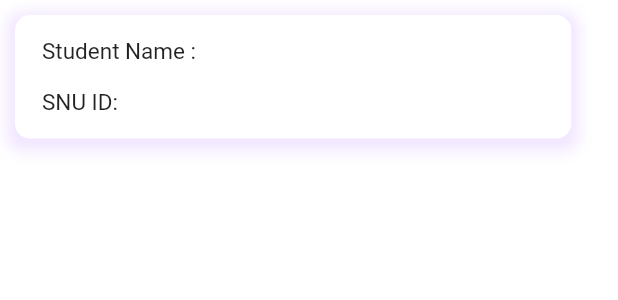
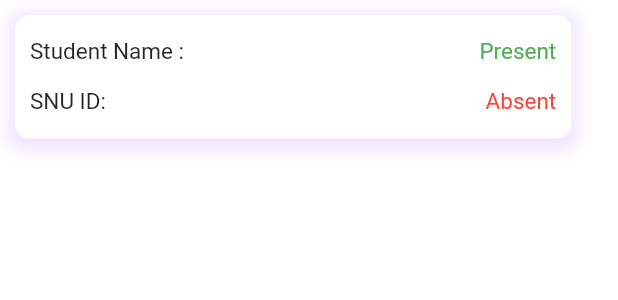
Before and after one commit to Sarthak-Singhania/ISC, a Flutter app: the AdminSlotCard widget shown alone on an empty page, opened directly with empty values, on a phone screen of 412 x 824 dp. Shown: the top 300 px of the screen. Run offline on Flutter 3.47's test engine with Material 2 defaults, Android fonts, the phone set to English and light mode, and no system bars; our stand-ins replace cloud_firestore, firebase_auth, firebase_core, flutter_custom_clippers, flutter_switch, fluttertoast and 1 more; accounts and stored records are empty; network calls fail.

Commit message:
Updated AdminSlotScreen

```diff
--- a/app/lib/screens/admin_slot_screen.dart
+++ b/app/lib/screens/admin_slot_screen.dart
@@ -1,8 +1,8 @@
 import 'dart:convert';
-
 
 import 'package:flutter/material.dart';
 import 'package:flutter_switch/flutter_switch.dart';
+import 'package:fluttertoast/fluttertoast.dart';
 import 'package:http/http.dart' as http;
 
 import 'package:isc/screens/user-info.dart';
@@ -132,11 +132,13 @@ class _AdminSlotScreenState extends State<AdminSlotScreen> {
   }
 
   Future<void> getData() async {
-
     var response = await http.get(
         Uri.parse(kIpAddress +
             '/admin-bookings/${StudentInfo.gameChoosen}/${StudentInfo.dateChoosen}/${StudentInfo.slotChoosen}'),
-        headers: {"x-access-token": StudentInfo.jwtToken, "admin-header": "YES"});
+        headers: {
+          "x-access-token": StudentInfo.jwtToken,
+          "admin-header": "YES"
+        });
     var jsonData = await jsonDecode(response.body);
     print(jsonData);
     pendingList = jsonData["message"];
@@ -247,6 +249,8 @@ class _AdminSlotScreenState extends State<AdminSlotScreen> {
                                   itemBuilder: (context, index) {
                                     return AdminSlotCard(
                                       size: size,
+                                      bookingId: pendingList[index]
+                                          ['Booking_ID'],
                                       studentName: pendingList[index]
                                           ['Student_Name'],
                                       snuId: pendingList[index]['SNU_ID'],
@@ -264,6 +268,7 @@ class AdminSlotCard extends StatelessWidget {
   const AdminSlotCard(
       {Key? key,
       required this.size,
+      required this.bookingId,
       required this.studentName,
       required this.snuId})
       : super(key: key);
@@ -271,31 +276,83 @@ class AdminSlotCard extends StatelessWidget {
   final Size size;
   final studentName;
   final snuId;
+  final bookingId;
+
+  Future<void> attendance(String attendance) async {
+    var body = jsonEncode({
+      "name":studentName,
+      "snu_id": snuId,
+      "booking_id": bookingId,
+    });
+
+    try {
+      final response = await http.post(
+        Uri.parse(kIpAddress + '/$attendance'),
+        headers: {
+          'Content-Type': 'application/json',
+          'Accept': '*/*',
+          'Accept-Encoding': 'gzip, deflate, br',
+          'Access-Control-Allow-Origin': ' *',
+          "x-access-token": StudentInfo.jwtToken,
+          "admin-header": "YES"
+        },
+        body: body,
+      );
+      print(response.body);
+    } catch (e) {
+      print(e);
+    }
+  }
 
   @override
   Widget build(BuildContext context) {
     return Container(
       margin: EdgeInsets.all(10),
-      padding: EdgeInsets.only(left: 10),
+      padding: EdgeInsets.only(left: 10, right: 10),
       width: size.width * 0.9,
       height: size.height * 0.1,
       child: Column(
-        mainAxisAlignment: MainAxisAlignment.center,
+        mainAxisAlignment: MainAxisAlignment.spaceEvenly,
         crossAxisAlignment: CrossAxisAlignment.start,
         children: [
-          Padding(
-            padding: const EdgeInsets.all(8.0),
-            child: Text(
+          Row(
+            mainAxisAlignment: MainAxisAlignment.spaceBetween,
+            children: [
+              Text(
                 'Student Name : $studentName',
                 style: TextStyle(fontSize: 15),
               ),
+              GestureDetector(
+                onTap: () {
+                  attendance("present");
+                  Fluttertoast.showToast(
+                      msg: "Student has been marked present ");
+                },
+                child: Text(
+                  'Present',
+                  style: TextStyle(fontSize: 15, color: Colors.green),
                 ),
-          Padding(
-            padding: const EdgeInsets.all(8.0),
-            child: Text(
+              ),
+            ],
+          ),
+          Row(
+            mainAxisAlignment: MainAxisAlignment.spaceBetween,
+            children: [
+              Text(
                 'SNU ID: $snuId',
                 style: TextStyle(fontSize: 15),
               ),
+              GestureDetector(
+                onTap: () {
+                  attendance("absent");
+                  Fluttertoast.showToast(msg: "Student has been marked absent");
+                },
+                child: Text(
+                  'Absent',
+                  style: TextStyle(fontSize: 15, color: Colors.red),
+                ),
+              ),
+            ],
           ),
         ],
       ),
--- a/app/lib/screens/time_slot.dart
+++ b/app/lib/screens/time_slot.dart
@@ -54,8 +54,9 @@ class _TimeSlotState extends State<TimeSlot> {
   @override
   void initState() {
     super.initState();
+    gameChoosen = StudentInfo.gameChoosen;
     getData();
-    gameChoosen = StudentInfo.gameChoosen;
+
   }
 
   Future<void> disbaleSlot() async {
@@ -156,7 +157,7 @@ class _TimeSlotState extends State<TimeSlot> {
   void getData() async {
     //print(JWTtoken);
     response = await http.get(
-        Uri.parse(kIpAddress + '/slots' + '/' + gameChoosen),
+        Uri.parse(kIpAddress + '/slots' + '/' + StudentInfo.gameChoosen),
         headers: {"x-access-token": StudentInfo.jwtToken});
     jsonData = await jsonDecode(response!.body);
     oldResponse = response;
```
Lines whose indentation alone changed are shown as unchanged.
